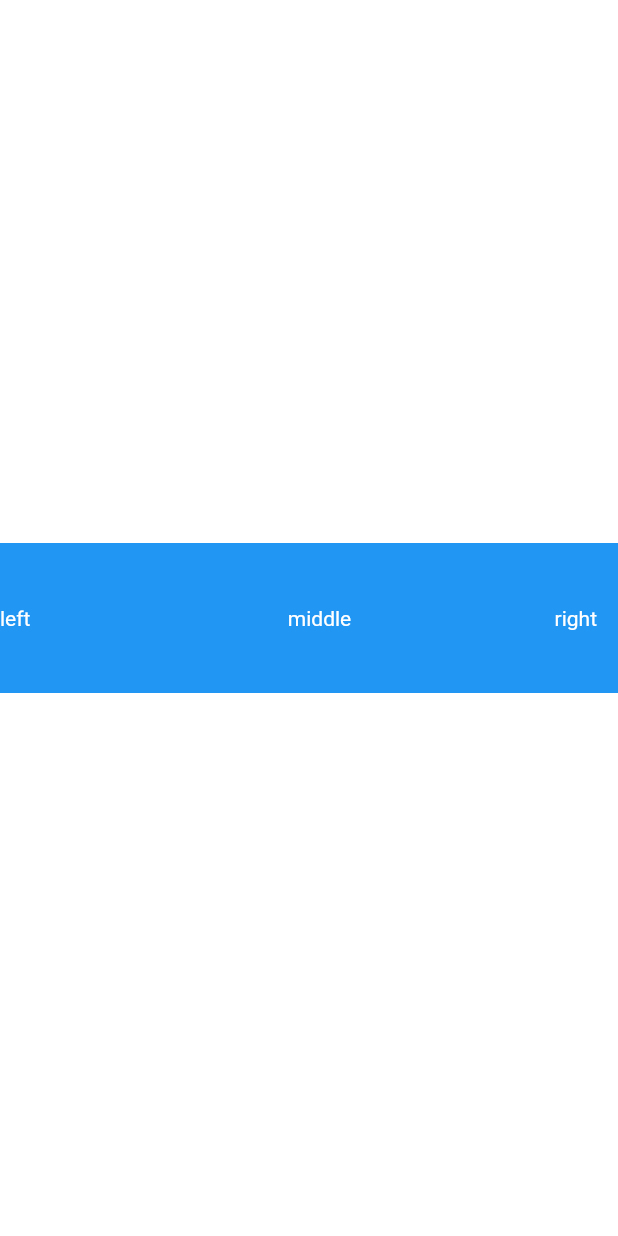
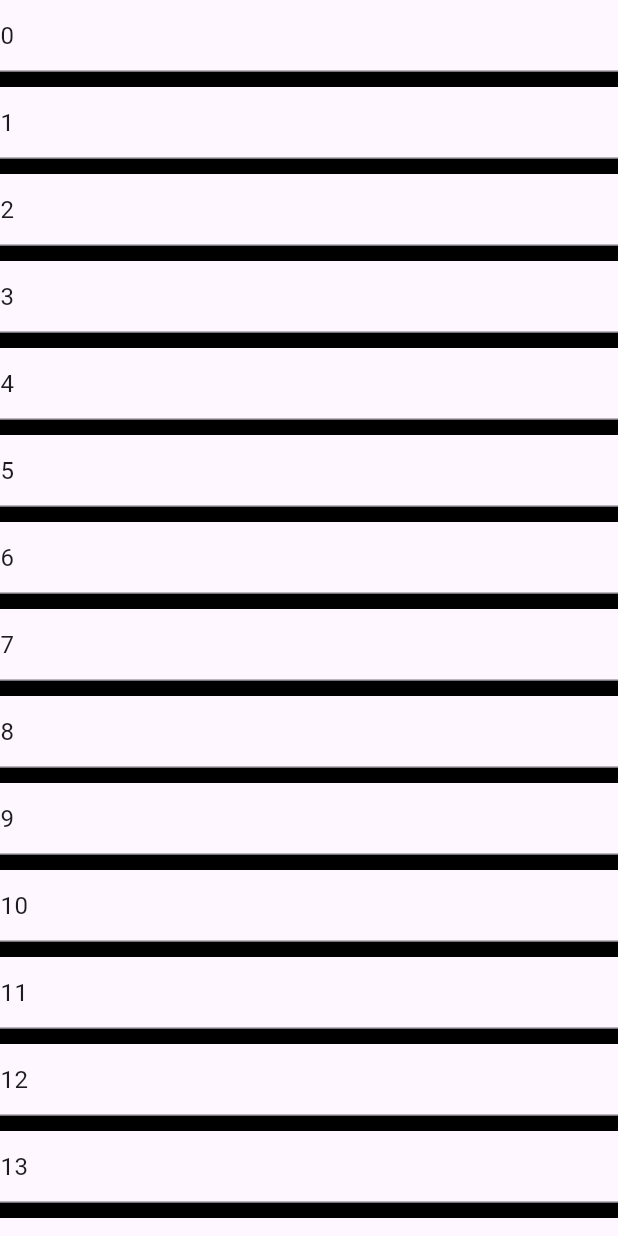
Before and after one commit to ArtDev2005/Flutter-learning, a Flutter app: the screen it shows after launch, on a phone screen of 412 x 824 dp. Run offline on Flutter 3.47's test engine with Material 3 defaults, Android fonts, the phone set to English and light mode, and no system bars.

Commit message:
ListView и SingleChildScrollView

```diff
--- a/lib/main.dart
+++ b/lib/main.dart
@@ -1,118 +1,95 @@
+import 'package:flutter/gestures.dart';
 import 'package:flutter/material.dart';
 
 void main(){
-  const app = App();
-  runApp(app);
+  runApp(App());
 }
 
 class App extends StatelessWidget {
-  const App({super.key});
+  App({super.key});
 
   @override
   Widget build(BuildContext context) {
-    return Center(
-      child: Container(
-        color: Colors.blue,
+    return MaterialApp(
+      home: Material(
         child: Directionality(
-          textDirection: TextDirection.ltr,
-          child: CustomMultiChildLayout(
-            delegate: OwnMultiChildLayoutDelegate(),
-            children: [
-              LayoutId(
-                id: 1,
-                child: Text(
-                  "left"
-                )
-              ),
-              LayoutId(
-                  id: 2,
-                  child: Text(
-                      "middle"
-                  )
-              ),
-              LayoutId(
-                  id: 3,
-                  child: Text(
-                      "right"
-                  )
-              ),
-            ],
-          ),
-        )
+              textDirection: TextDirection.ltr,
+              child: OwnListView() // или OwnScrollView()
+        ),
       ),
     );
   }
 }
 
 
-class OwnMultiChildLayoutDelegate extends MultiChildLayoutDelegate{
+class OwnListView extends StatelessWidget {
+  const OwnListView({super.key});
 
   @override
-  Size getSize(BoxConstraints constraints){
-    return Size(constraints.biggest.width, 100);
+  Widget build(BuildContext context) {
+    return ListView.separated(
+        separatorBuilder: (BuildContext context, int index){
+          return Container(height: 10, color: Colors.black,);
+        },
+        itemCount: 20,
+        itemBuilder: (BuildContext context, int index){
+          return Ex(text: "${index}");
+        });
+  }
+}
+
+
+
+class Ex extends StatefulWidget {
+  final String text;
+  const Ex({super.key, required this.text});
+
+  @override
+  State<Ex> createState(){
+    return _ExState();
+  }
+}
+
+class _ExState extends State<Ex> with AutomaticKeepAliveClientMixin {
+  late final TextEditingController controller;
+
+  @override
+  void initState() {
+    super.initState();
+    controller = TextEditingController(text: widget.text);
+  }
+  @override
+  Widget build(BuildContext context) {
+    return TextField(controller: controller,);
   }
 
   @override
-  void performLayout(Size size) {
-    if (hasChild(1) & hasChild(2) & hasChild(3)){
-      final MinOtherElement = 50;
-      final firstElementMaxWidth = size.width - MinOtherElement * 2;
-      final firstElementSize = layoutChild(1, BoxConstraints.loose(Size(firstElementMaxWidth, size.height)));
-
-      final thirdElementMaxWidth = size.width - firstElementSize.width - MinOtherElement;
-      final thirdElementSize = layoutChild(2, BoxConstraints.loose(Size(thirdElementMaxWidth, size.height)));
-
-      final secondElementMaxWidth = size.width - firstElementSize.width - thirdElementSize.width;
-      final secondElementSize = layoutChild(3, BoxConstraints.loose(Size(secondElementMaxWidth, size.height)));
-
-      final firstElementYOffset = size.height / 2 - firstElementSize.height / 2;
-      final secondElementYOffset = size.height / 2 - secondElementSize.height / 2;
-      final thirdElementYOffset = size.height / 2 - thirdElementSize.height / 2;
-
-      final thirdElementXOffset = size.width - thirdElementSize.width;
-
-      var secondElementXOffset = size.width / 2 - secondElementSize.width / 2;
-
-      if (firstElementSize.width > secondElementXOffset){
-        secondElementXOffset = firstElementSize.width;
-      }
-      else if (thirdElementXOffset < secondElementXOffset + secondElementSize.width){
-        secondElementXOffset = thirdElementXOffset - secondElementSize.width;
-      }
-
-      positionChild(1, Offset(0, firstElementYOffset));
-      positionChild(2, Offset(secondElementXOffset, secondElementYOffset));
-      positionChild(3, Offset(thirdElementXOffset, thirdElementYOffset));
-    }
-  }
-
-  @override
-  bool shouldRelayout(covariant MultiChildLayoutDelegate oldDelegate) {
-    return true;
-  }
-
+  bool get wantKeepAlive => true;
 }
 
 
-class OwnCustomSingleChildLayout extends SingleChildLayoutDelegate{
-  @override
-  Size getSize(BoxConstraints constraints){
-    return Size(constraints.biggest.width, 100);
-  }
+
+class OwnScrollView extends StatelessWidget {
+  OwnScrollView({super.key});
+  final controller = ScrollController(initialScrollOffset: 150);
 
   @override
-  BoxConstraints getConstraintsForChild(BoxConstraints constraints){
-    return BoxConstraints.tight(Size(50, 50));
-  }
-
-  @override
-  Offset getPositionForChild(Size size, Size childSize){
-    final y_offset = size.height / 2 - childSize.height / 2;
-    return Offset(childSize.width, y_offset);
-  }
-
-  @override
-  bool shouldRelayout(covariant SingleChildLayoutDelegate oldDelegate){
-    throw true;
+  Widget build(BuildContext context) {
+    var items = <Widget>[];
+    for (var i = 0; i < 100; i++){
+      final w = Text("$i");
+      items.add(w);
+    }
+    return SingleChildScrollView(
+      controller: controller,
+      scrollDirection: Axis.vertical,
+      child: Container(
+        width: double.infinity,
+        child: Column(
+          mainAxisAlignment: MainAxisAlignment.center,
+          children: items,
+        ),
+      ),
+    );
   }
 }
```
